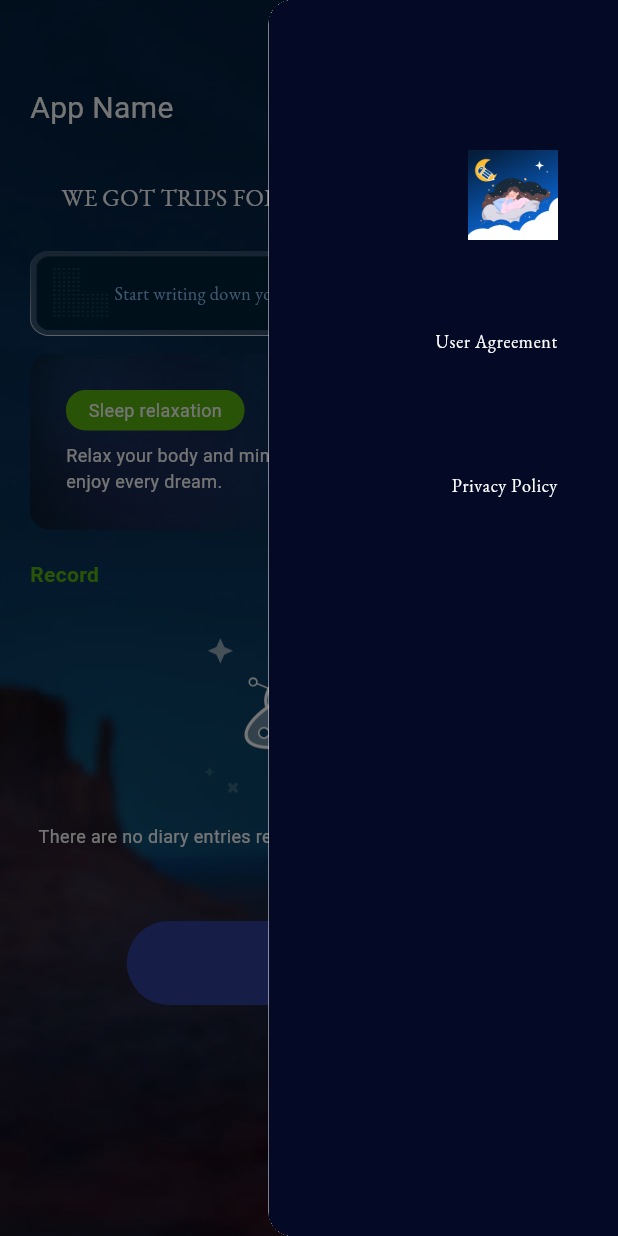
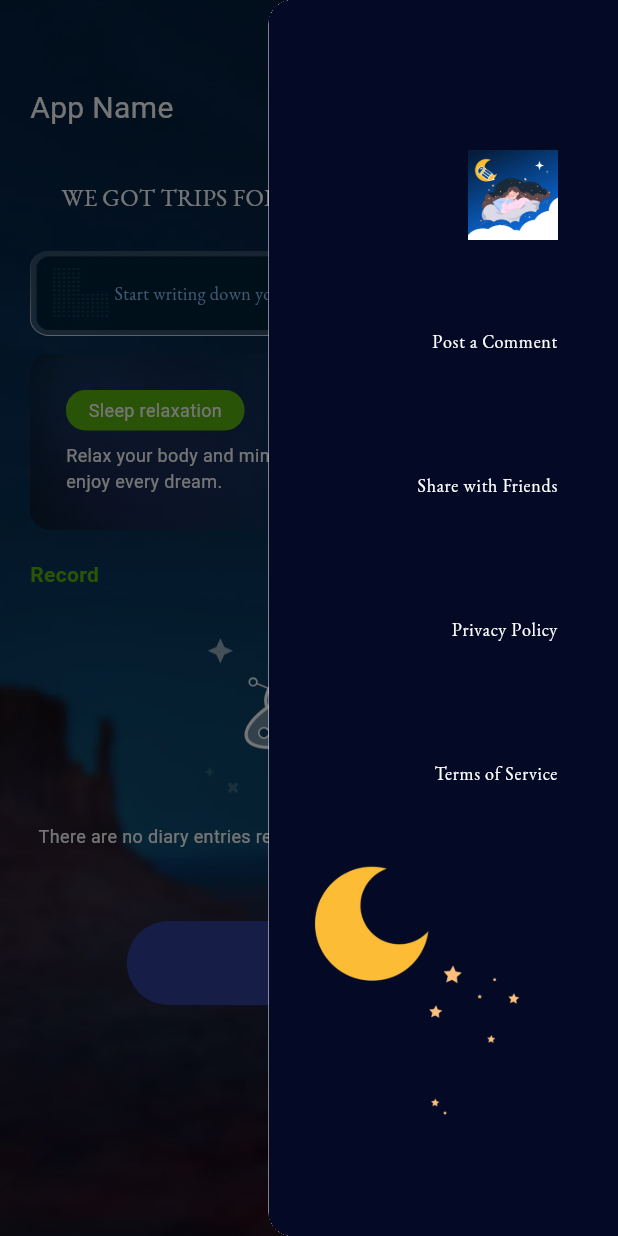
Before and after one commit to Vkas-hcn/night_trips, a Flutter app: the screen it shows after launch, with the side drawer open, on a phone screen of 412 x 824 dp. Run offline on Flutter 3.47's test engine with Material 3 defaults, Android fonts, the phone set to English and light mode, and no system bars; our stand-ins replace audioplayers, fluttertoast, image_picker, share_plus, shared_preferences.

Commit message:
feat(ios): 更新分享功能并添加隐私政策链接
- 在 Info.plist 中添加 UIActivityIndicatorView 设置
- 在 MainApp.dart 中添加分享功能和隐私政策链接
- 更新 pubspec.yaml 中的 share_plus 依赖版本

```diff
--- a/lib/MainApp.dart
+++ b/lib/MainApp.dart
@@ -6,6 +6,7 @@ import 'package:night_trips/data/DataSetGet.dart';
 import 'package:night_trips/data/DataUtils.dart';
 import 'package:night_trips/data/RecordBean.dart';
 import 'package:night_trips/sleep/SleepPage.dart';
+import 'package:share_plus/share_plus.dart';
 import 'package:url_launcher/url_launcher.dart';
 
 import 'AddPage.dart';
@@ -109,7 +110,7 @@ class _MainAppState extends State<MainApp> {
                 const SizedBox(height: 40),
                 ListTile(
                   contentPadding: const EdgeInsets.only(right: 0),
-                  title: const Text('User Agreement',
+                  title: const Text('Post a Comment',
                       textAlign: TextAlign.right,
                       style: TextStyle(
                         fontFamily: 'eb',
@@ -117,7 +118,21 @@ class _MainAppState extends State<MainApp> {
                         fontSize: 12,
                       )),
                   onTap: () {
-                    _launchUserURL();
+                    _launchPPURL();
+                  },
+                ),
+                const SizedBox(height: 40),
+                ListTile(
+                  contentPadding: const EdgeInsets.only(right: 0),
+                  title: const Text('Share with Friends',
+                      textAlign: TextAlign.right,
+                      style: TextStyle(
+                        fontFamily: 'eb',
+                        color: Colors.white,
+                        fontSize: 12,
+                      )),
+                  onTap: () {
+                    _shareText();
                   },
                 ),
                 const SizedBox(height: 40),
@@ -134,6 +149,25 @@ class _MainAppState extends State<MainApp> {
                     _launchPPURL();
                   },
                 ),
+                const SizedBox(height: 40),
+                ListTile(
+                  contentPadding: const EdgeInsets.only(right: 0),
+                  title: const Text('Terms of Service',
+                      textAlign: TextAlign.right,
+                      style: TextStyle(
+                        fontFamily: 'eb',
+                        color: Colors.white,
+                        fontSize: 12,
+                      )),
+                  onTap: () {
+                    _launchUserURL();
+                  },
+                ),
+                SizedBox(
+                  width: 150,
+                  height: 217,
+                  child: Image.asset('assets/images/ic_nav_bm.webp'),
+                )
               ],
             ),
           ),
@@ -508,8 +542,15 @@ class _MainAppState extends State<MainApp> {
       ]),
     );
   }
-
-  _launchPPURL() async {
+  void _shareText() async {
+    //TODO: Replace with your own url
+    try {
+      await Share.share('https://flutterchina.club/');
+    } catch (e) {
+      print('Error sharing text: $e');
+    }
+  }
+  void _launchPPURL() async {
     //TODO: Replace with your own url
     const url = 'https://flutterchina.club/';
     if (await canLaunch(url)) {
--- a/pubspec.yaml
+++ b/pubspec.yaml
@@ -19,7 +19,7 @@ dependencies:
   url_launcher: ^6.1.0
   http: ^0.13.6
   screenshot: ^3.0.0
-  share_plus: ^6.3.4
+  share_plus: ^10.0.2
   path_provider: ^2.0.11
   uuid: ^4.4.0
   package_info_plus: ^3.1.0
```
Also changed, not shown: 1 other file.
